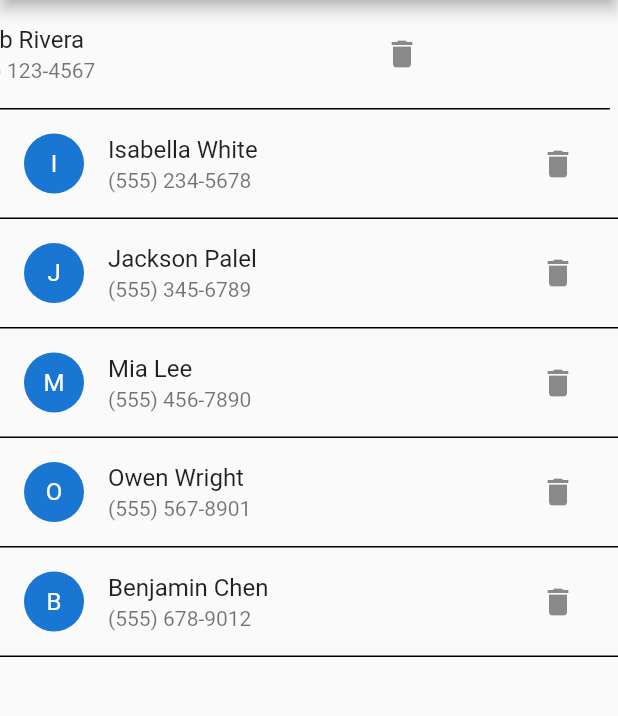
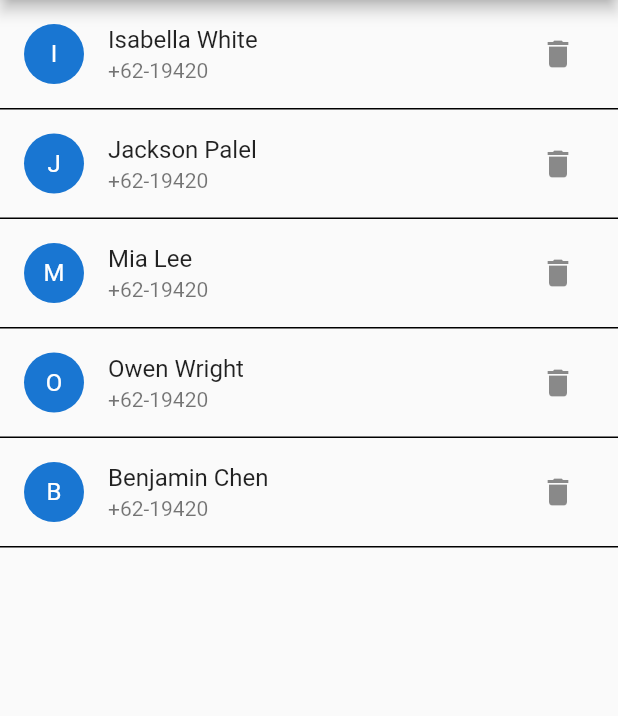
Before and after one commit to dhikaz007/tugas_week6_state_management_provider, a Flutter app: the ContactListPage screen opened directly, after a tap on the "delete" icon, on a phone screen of 412 x 824 dp, the part 84-800 px from its top. Run offline on Flutter 3.47's test engine with Material 2 defaults, Android fonts, the phone set to English and light mode, and no system bars.

Commit message:
Change state management contact to provider contact

```diff
--- a/lib/data/model/contact_data.dart
+++ b/lib/data/model/contact_data.dart
@@ -1,22 +1,9 @@
 class ContactData {
   // Inisialisasi parameter kontak list
-  final String name;
+  final String firstName;
   final String lastName;
-  final String numberPhone;
+  final String phoneNumber;
 
   ContactData(
-      {required this.name, required this.lastName, required this.numberPhone});
+      {required this.firstName, required this.lastName, required this.phoneNumber});
 }
-
-// Contoh kontak list
-List<ContactData> cList = [
-  ContactData(name: "Caleb", lastName: "Rivera", numberPhone: "(555) 123-4567"),
-  ContactData(
-      name: "Isabella", lastName: "White", numberPhone: "(555) 234-5678"),
-  ContactData(
-      name: "Jackson", lastName: "Palel", numberPhone: "(555) 345-6789"),
-  ContactData(name: "Mia", lastName: "Lee", numberPhone: "(555) 456-7890"),
-  ContactData(name: "Owen", lastName: "Wright", numberPhone: "(555) 567-8901"),
-  ContactData(
-      name: "Benjamin", lastName: "Chen", numberPhone: "(555) 678-9012"),
-];
--- /dev/null
+++ b/lib/feature/provider/contact.dart
@@ -0,0 +1,54 @@
+import 'dart:math';
+
+import 'package:flutter/material.dart';
+
+import '../../data/model/contact_data.dart';
+
+// Data kontak awal yang ditampilkan
+final List<ContactData> _initialData = [
+  ContactData(
+      firstName: 'Caleb',
+      lastName: 'Rivera',
+      phoneNumber: '+62-${Random().nextInt(100000)}'),
+  ContactData(
+      firstName: 'Isabella',
+      lastName: 'White',
+      phoneNumber: '+62-${Random().nextInt(100000)}'),
+  ContactData(
+      firstName: 'Jackson',
+      lastName: 'Palel',
+      phoneNumber: '+62-${Random().nextInt(100000)}'),
+  ContactData(
+      firstName: 'Mia',
+      lastName: 'Lee',
+      phoneNumber: '+62-${Random().nextInt(100000)}'),
+  ContactData(
+      firstName: 'Owen',
+      lastName: 'Wright',
+      phoneNumber: '+62-${Random().nextInt(100000)}'),
+  ContactData(
+      firstName: 'Benjamin',
+      lastName: 'Chen',
+      phoneNumber: '+62-${Random().nextInt(100000)}'),
+];
+
+// Provider kontak
+class Contact with ChangeNotifier {
+  // Parameter List kontak
+  final List<ContactData> _listContact = _initialData;
+
+  // Varibel untuk memanggil list kontak
+  List<ContactData> get listContact => _listContact;
+
+  // Fungsi menambahkan kontak baru pada list kontak
+  add(ContactData cData) {
+    _listContact.add(cData);
+    notifyListeners();
+  }
+
+  // Fungsi mengurangi kontak pada list kontak
+  remove(ContactData cData) {
+    _listContact.remove(cData);
+    notifyListeners();
+  }
+}
--- a/lib/feature/ui/contact/contact_list_page.dart
+++ b/lib/feature/ui/contact/contact_list_page.dart
@@ -1,87 +1,43 @@
 import 'package:flutter/material.dart';
-import '../../../data/model/contact_data.dart';
+import 'package:provider/provider.dart';
+
+import '../../provider/contact.dart';
 import '../../widget/page_route_builder_widget.dart';
 import 'add_contact_page.dart';
 
-class ContactListPage extends StatefulWidget {
+class ContactListPage extends StatelessWidget {
   const ContactListPage({super.key});
 
   @override
-  State<ContactListPage> createState() => _ContactListPageState();
-}
-
-class _ContactListPageState extends State<ContactListPage> {
-  final GlobalKey<AnimatedListState> _listKey = GlobalKey<AnimatedListState>();
-  @override
   Widget build(BuildContext context) {
     return Scaffold(
-      appBar: AppBar(
-        title: const Text(
-          'Contact List',
+      appBar: AppBar(title: const Text('Contact List'), actions: [
+        // Tombol untuk menambah isi pada kontak
+        TextButton(
+            onPressed: () => Navigator.of(context).push(PageRouteBuilderPage(
+                page: const AddContactPage(), routeName: 'Add new contact')),
+            style: TextButton.styleFrom(
+                foregroundColor: Theme.of(context).colorScheme.onPrimary),
+            child: const Icon(Icons.add_rounded)),
+      ]),
+      // List kontak yang dibungkus widget Consumner agar dapat memanggil fungsi remove dari provider Contact
+      body: Consumer<Contact>(
+        builder: (context, value, child) => ListView.builder(
+          physics: const BouncingScrollPhysics(),
+          itemCount: value.listContact.length,
+          itemBuilder: (context, index) => ListTile(
+            leading: CircleAvatar(
+                child: Text(value.listContact[index].firstName[0])),
+            title: Text(
+                '${value.listContact[index].firstName} ${value.listContact[index].lastName}'),
+            subtitle: Text(value.listContact[index].phoneNumber),
+            trailing: IconButton(
+                icon: const Icon(Icons.delete),
+                onPressed: () => value.remove(value.listContact[index])),
+            shape: const UnderlineInputBorder(),
+          ),
         ),
-        actions: [
-          // Tombol untuk menambah isi pada kontak
-          TextButton(
-            onPressed: () => _addNewContact(context),
-            style: TextButton.styleFrom(
-              foregroundColor: Theme.of(context).colorScheme.onPrimary,
-            ),
-            child: const Icon(
-              Icons.add_rounded,
-            ),
-          )
-        ],
-      ),
-      // Animasi ketika menambah dan mengurangi kontak list
-      body: AnimatedList(
-        padding: EdgeInsets.zero,
-        key: _listKey,
-        initialItemCount: cList.length,
-        itemBuilder: (context, index, animation) => _listContacts(
-            cItem: cList[index],
-            animation: animation,
-            onPressed: () => _removeContact(index)),
       ),
     );
   }
-
-  Widget _listContacts(
-      {required ContactData cItem,
-      required Animation<double> animation,
-      VoidCallback? onPressed}) {
-    /// List kontak yang ditampilkan menggunakan widget ListTile
-    return SlideTransition(
-      key: ValueKey(cItem),
-      position: Tween<Offset>(begin: const Offset(-1, 0), end: Offset.zero)
-          .animate(CurvedAnimation(parent: animation, curve: Curves.ease)),
-      child: ListTile(
-        leading: CircleAvatar(child: Text(cItem.name[0])),
-        title: Text('${cItem.name} ${cItem.lastName}'),
-        subtitle: Text(cItem.numberPhone),
-        trailing:
-            IconButton(icon: const Icon(Icons.delete), onPressed: onPressed),
-        shape: const UnderlineInputBorder(),
-      ),
-    );
-  }
-
-  _addNewContact(BuildContext context) {
-    final route = PageRouteBuilderPage(
-        page: AddContactPage(addList: cList, listKey: _listKey),
-        routeName: 'Add new contact');
-    Navigator.push(context, route).then((value) => cList = value);
-  }
-
-  _removeContact(int index) {
-    final removeItem = cList[index];
-    cList.removeAt(index);
-    _listKey.currentState?.removeItem(
-        index,
-        (context, animation) => _listContacts(
-              cItem: removeItem,
-              animation: animation,
-              onPressed: () {},
-            ),
-        duration: const Duration(seconds: 2));
-  }
 }
--- a/lib/feature/widget/page_route_builder_widget.dart
+++ b/lib/feature/widget/page_route_builder_widget.dart
@@ -13,5 +13,6 @@ Route PageRouteBuilderPage<T>(
 
       return ScaleTransition(
           scale: animation, alignment: Alignment.center, child: child);
-      });
+    },
+  );
 }
--- a/pubspec.yaml
+++ b/pubspec.yaml
@@ -35,6 +35,7 @@ dependencies:
   # The following adds the Cupertino Icons font to your application.
   # Use with the CupertinoIcons class for iOS style icons.
   cupertino_icons: ^1.0.2
+  provider: ^6.0.5
 
 dev_dependencies:
   flutter_test:
```
Also changed, not shown: lib/data/model/list_icon_data.dart (+5 -3 lines), lib/feature/ui/contact/add_contact_page.dart (+40 -36 lines), lib/main.dart (+8 -1 lines). Lines whose indentation alone changed are shown as unchanged.
